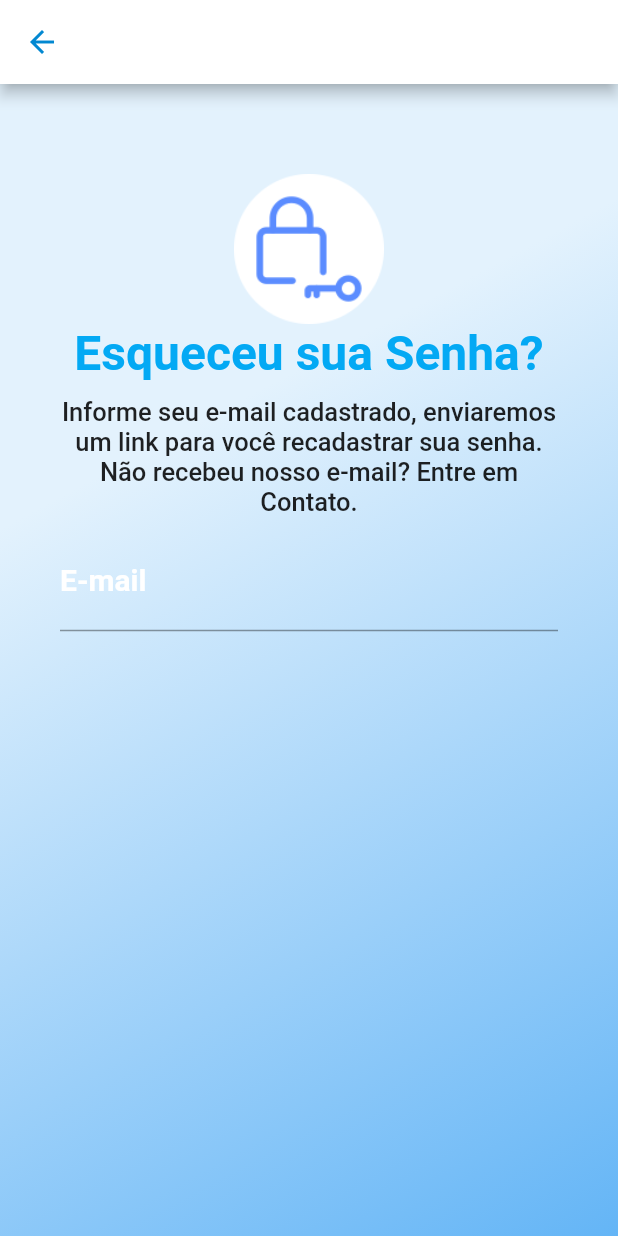
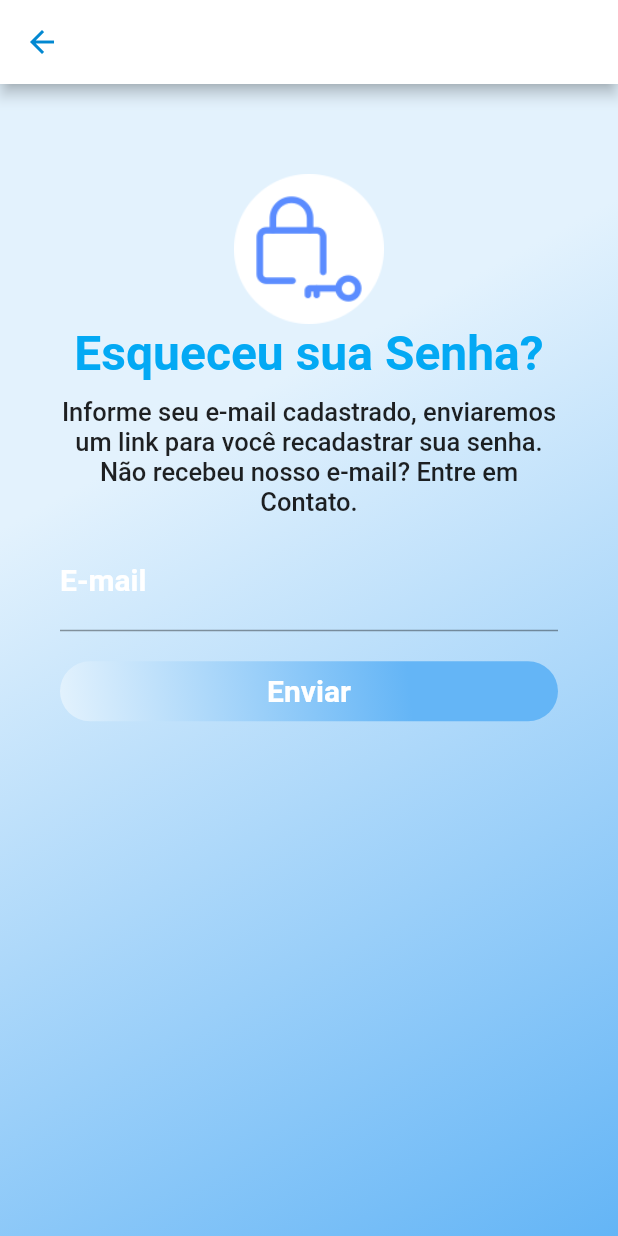
Before and after one commit to JhonatasSaints/Pet-Foster, a Flutter app: the ResetPasswordPage screen opened directly, on a phone screen of 412 x 824 dp. Run offline on Flutter 3.47's test engine with Material 2 defaults, Android fonts, the phone set to English and light mode, and no system bars.

Commit message:
send button on recovery screen

```diff
--- a/lib/pages/reset-password.page.dart
+++ b/lib/pages/reset-password.page.dart
@@ -67,6 +67,33 @@ class ResetPasswordPage extends StatelessWidget {
               style: TextStyle(fontSize: 20),
             ),
             SizedBox(height: 20,),
+            Container(
+              height: 40,
+              alignment: Alignment.centerLeft,
+              decoration: BoxDecoration(
+                gradient: LinearGradient(
+                  begin: Alignment.topRight,
+                  end:Alignment.bottomLeft,
+                  stops:[0.3, 1],
+                  colors:[
+                    Color(0xFF64B5F6),
+                    Color(0xFFE3F2FD),
+                  ],
+                ),
+                borderRadius: BorderRadius.all(
+                  Radius.circular(35),
+                ),
+              ),
+              child: SizedBox.expand(
+                child: FlatButton(
+                  child: Text("Enviar", //submit buttom
+                  style: TextStyle( color: Colors.white,  fontSize: 20, fontWeight: FontWeight.w600,),
+                  textAlign: TextAlign.center,
+                  ),
+                  onPressed: () {},),
+              ),
+            ),
+            SizedBox(height: 20,),
           ],
         ),
       ),
```
